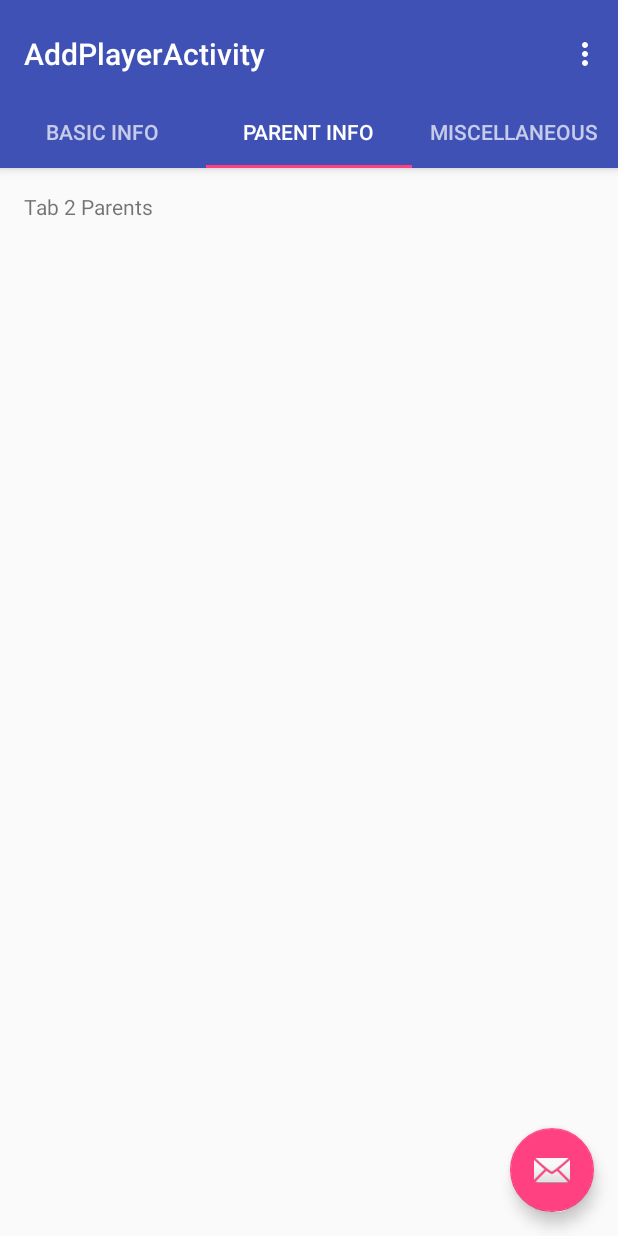
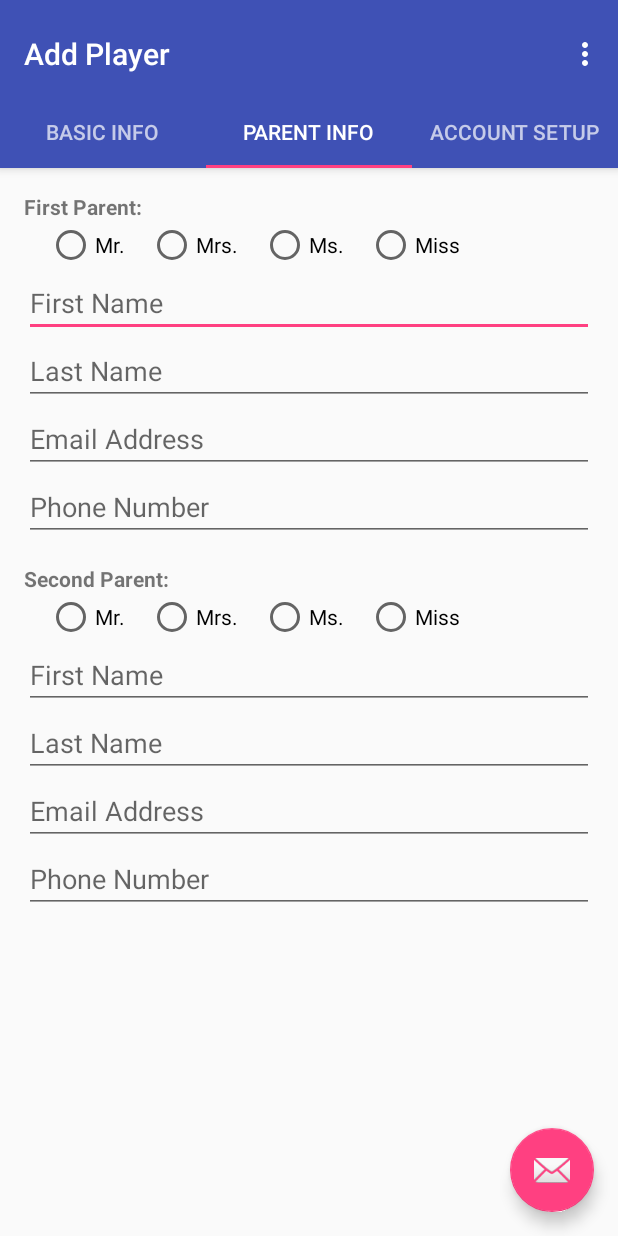
Before and after one commit to miketar27/FinalProject-MichaelTZhenzhenM, an Android app: the AddPlayerActivity screen opened directly, with no data from a screen before it, tab 2 chosen, on a phone screen of 412 x 824 dp. Run offline under Robolectric (Android 15) with nearby library versions, the phone set to English and light mode, and no system bars; our stand-ins replace Firebase (no records; nobody signed in at launch, a user with empty details on screens opened directly).

```diff
--- a/app/src/main/AndroidManifest.xml
+++ b/app/src/main/AndroidManifest.xml
@@ -18,12 +18,14 @@
         </activity>
         <activity
             android:name=".LoginActivity"
-            android:label="YouSport- Login" />
+            android:label="YouSport" />
         <activity
             android:name=".AddPlayerActivity"
             android:label="@string/title_activity_add_player"
             android:theme="@style/AppTheme.NoActionBar" />
-        <activity android:name=".RegisterActivity"></activity>
+        <activity
+            android:name=".RegisterActivity"
+            android:label="Register"></activity>
     </application>
 
 </manifest>
--- a/app/src/main/java/com/example/miket/finalproject_michaeltzhenzhenm/AddPlayerActivity.java
+++ b/app/src/main/java/com/example/miket/finalproject_michaeltzhenzhenm/AddPlayerActivity.java
@@ -166,7 +166,7 @@ public class AddPlayerActivity extends AppCompatActivity {
                 case 1:
                     return "Parent Info";
                 case 2:
-                    return "Miscellaneous";
+                    return "Account Setup";
             }
             return null;
         }
--- a/app/src/main/java/com/example/miket/finalproject_michaeltzhenzhenm/Tab1BasicInfo.java
+++ b/app/src/main/java/com/example/miket/finalproject_michaeltzhenzhenm/Tab1BasicInfo.java
@@ -17,6 +17,7 @@ public class Tab1BasicInfo extends Fragment {
     public View onCreateView(LayoutInflater inflater, ViewGroup container,
                              Bundle savedInstanceState) {
         View rootView = inflater.inflate(R.layout.tab1_basic_info, container, false);
+
         Spinner monthSpinner = (Spinner) rootView.findViewById(R.id.months_spinner);
         // Create an ArrayAdapter using the string array and a default spinner layout
         ArrayAdapter<CharSequence> monthAdapter = ArrayAdapter.createFromResource(getActivity(),
--- a/app/src/main/res/layout/activity_add_player.xml
+++ b/app/src/main/res/layout/activity_add_player.xml
@@ -46,4 +46,5 @@
         android:layout_margin="@dimen/fab_margin"
         app:srcCompat="@android:drawable/ic_dialog_email" />
 
+
 </android.support.design.widget.CoordinatorLayout>
--- a/app/src/main/res/layout/activity_login.xml
+++ b/app/src/main/res/layout/activity_login.xml
@@ -44,7 +44,6 @@
         android:layout_height="wrap_content"
         android:layout_marginLeft="20dp"
         android:layout_marginRight="20dp"
-        android:onClick="forgotPassword"
         android:text="@string/forgot_password"
         android:textColor="#2979FF"
         android:textStyle="italic" />
--- a/app/src/main/res/layout/spinner_layout.xml
+++ b/app/src/main/res/layout/spinner_layout.xml
@@ -5,6 +5,7 @@
     android:layout_height="wrap_content"
     android:layout_margin="10dp"
     android:paddingLeft="7sp"
+    android:paddingRight="8sp"
     android:textColor="#000000"
     android:textSize="15sp"
     />
--- a/app/src/main/res/layout/tab2_parent_info.xml
+++ b/app/src/main/res/layout/tab2_parent_info.xml
@@ -1,18 +1,131 @@
-<RelativeLayout xmlns:android="http://schemas.android.com/apk/res/android"
+<ScrollView xmlns:android="http://schemas.android.com/apk/res/android"
     xmlns:tools="http://schemas.android.com/tools"
     android:layout_width="match_parent"
     android:layout_height="match_parent"
+    android:orientation="vertical"
     android:paddingBottom="@dimen/activity_vertical_margin"
     android:paddingLeft="@dimen/activity_horizontal_margin"
     android:paddingRight="@dimen/activity_horizontal_margin"
     android:paddingTop="@dimen/activity_vertical_margin"
     tools:context="com.example.miket.finalproject_michaeltzhenzhenm.AddPlayerActivity$PlaceholderFragment">
 
-    <TextView
-        android:id="@+id/section_label"
-        android:layout_width="wrap_content"
-        android:layout_height="wrap_content"
-        android:text="Tab 2 Parents" />
+    <LinearLayout
+        android:layout_width="match_parent"
+        android:layout_height="match_parent"
+        android:orientation="vertical">
 
+        <TextView
+            android:layout_width="wrap_content"
+            android:layout_height="wrap_content"
+            android:text="First Parent:"
+            android:textStyle="bold" />
 
-</RelativeLayout>
+        <RadioGroup
+            android:layout_width="match_parent"
+            android:layout_height="wrap_content"
+            android:orientation="horizontal">
+
+            <RadioButton
+                android:layout_width="wrap_content"
+                android:layout_height="wrap_content"
+                android:layout_marginLeft="15dp"
+                android:text="Mr." />
+
+            <RadioButton
+                android:layout_width="wrap_content"
+                android:layout_height="wrap_content"
+                android:layout_marginLeft="15dp"
+                android:text="Mrs." />
+
+            <RadioButton
+                android:layout_width="wrap_content"
+                android:layout_height="wrap_content"
+                android:layout_marginLeft="15dp"
+                android:text="Ms." />
+
+            <RadioButton
+                android:layout_width="wrap_content"
+                android:layout_height="wrap_content"
+                android:layout_marginLeft="15dp"
+                android:text="Miss" />
+        </RadioGroup>
+
+        <EditText
+            android:layout_width="match_parent"
+            android:layout_height="wrap_content"
+            android:hint="First Name" />
+
+        <EditText
+            android:layout_width="match_parent"
+            android:layout_height="wrap_content"
+            android:hint="Last Name" />
+
+        <EditText
+            android:layout_width="match_parent"
+            android:layout_height="wrap_content"
+            android:hint="Email Address" />
+
+        <EditText
+            android:layout_width="match_parent"
+            android:layout_height="wrap_content"
+            android:hint="Phone Number" />
+
+        <TextView
+            android:layout_width="wrap_content"
+            android:layout_height="wrap_content"
+            android:paddingTop="15dp"
+            android:text="Second Parent:"
+            android:textStyle="bold" />
+
+        <RadioGroup
+            android:layout_width="match_parent"
+            android:layout_height="wrap_content"
+            android:orientation="horizontal">
+
+            <RadioButton
+                android:layout_width="wrap_content"
+                android:layout_height="wrap_content"
+                android:layout_marginLeft="15dp"
+                android:text="Mr." />
+
+            <RadioButton
+                android:layout_width="wrap_content"
+                android:layout_height="wrap_content"
+                android:layout_marginLeft="15dp"
+                android:text="Mrs." />
+
+            <RadioButton
+                android:layout_width="wrap_content"
+                android:layout_height="wrap_content"
+                android:layout_marginLeft="15dp"
+                android:text="Ms." />
+
+            <RadioButton
+                android:layout_width="wrap_content"
+                android:layout_height="wrap_content"
+                android:layout_marginLeft="15dp"
+                android:text="Miss" />
+        </RadioGroup>
+
+        <EditText
+            android:layout_width="match_parent"
+            android:layout_height="wrap_content"
+            android:hint="First Name" />
+
+        <EditText
+            android:layout_width="match_parent"
+            android:layout_height="wrap_content"
+            android:hint="Last Name" />
+
+        <EditText
+            android:layout_width="match_parent"
+            android:layout_height="wrap_content"
+            android:hint="Email Address" />
+
+        <EditText
+            android:layout_width="match_parent"
+            android:layout_height="wrap_content"
+            android:hint="Phone Number" />
+    </LinearLayout>
+
+</ScrollView>
--- a/app/src/main/res/values/strings.xml
+++ b/app/src/main/res/values/strings.xml
@@ -1,8 +1,6 @@
 <resources>
     <string name="app_name">YouSport</string>
     <string name="forgot_password"><u>I forgot my password</u></string>
-    <string name="search_hint">Testing</string>
-    <string name="title_activity_add_player">AddPlayerActivity</string>
+    <string name="title_activity_add_player">Add Player</string>
     <string name="action_settings">Settings</string>
-    <string name="section_format">Hello World from section: %1$d</string>
 </resources>
```
Also changed, not shown: app/src/main/java/com/example/miket/finalproject_michaeltzhenzhenm/Parent.java (added, +16 -0 lines), app/src/main/java/com/example/miket/finalproject_michaeltzhenzhenm/Person.java (added, +53 -0 lines), app/src/main/java/com/example/miket/finalproject_michaeltzhenzhenm/Player.java (added, +61 -0 lines), app/src/main/res/layout/basic_info_layout.xml (deleted, +0 -7 lines), app/src/main/res/layout/tab1_basic_info.xml (+48 -3 lines), app/src/main/res/layout/tab3_misc_info.xml (+5 -4 lines).
